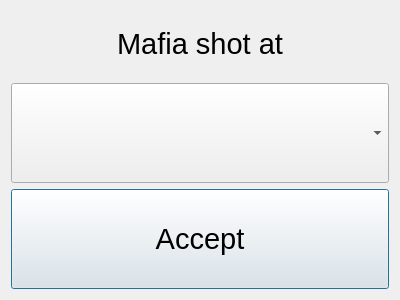
Old version of the form MafiaHelper/nightdialog.ui in the repository MayRiv/MafiaHelper.
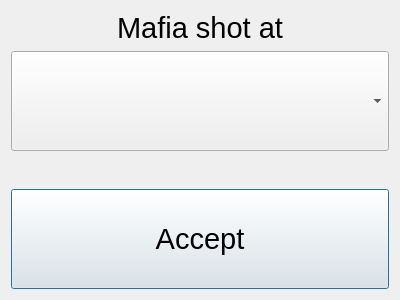
New version of the form.

Diff of the .ui file:
```diff
--- a/MafiaHelper/nightdialog.ui
+++ b/MafiaHelper/nightdialog.ui
@@ -36,6 +36,19 @@
        </property>
       </widget>
      </item>
+     <item>
+      <spacer name="verticalSpacer">
+       <property name="orientation">
+        <enum>Qt::Vertical</enum>
+       </property>
+       <property name="sizeHint" stdset="0">
+        <size>
+         <width>20</width>
+         <height>40</height>
+        </size>
+       </property>
+      </spacer>
+     </item>
      <item>
       <widget class="QPushButton" name="pushButton">
        <property name="minimumSize">
```
